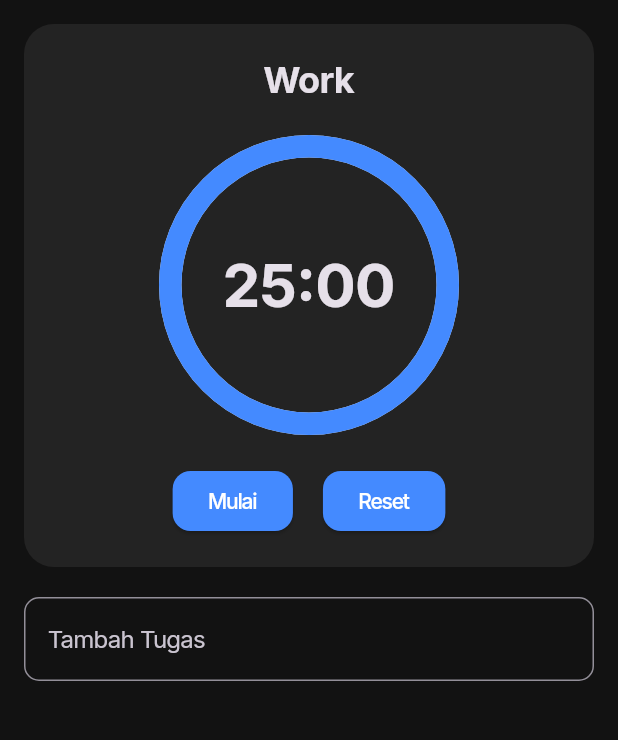
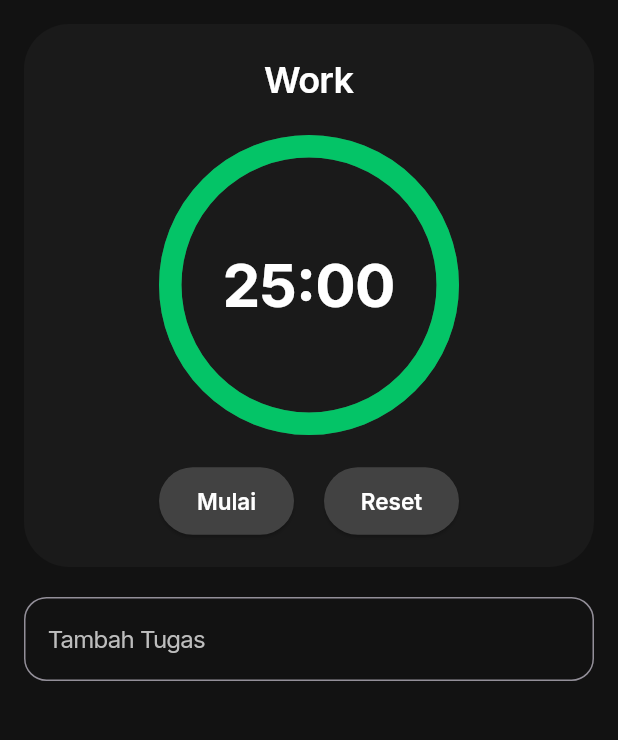
Before and after one commit to MuhammadDafaAlvin/timenest, a Flutter app: the screen it shows after launch, on a phone screen of 412 x 824 dp, the part 84-824 px from its top. Run offline on Flutter 3.47's test engine with Material 3 defaults, Android fonts, the phone set to English and light mode, and no system bars; drawn by our look-alikes of percent_indicator; our stand-ins replace fl_chart, flutter_local_notifications, google_fonts, shared_preferences.

Commit message:
style(ui): update background colors for task cards, buttons, and statistics page

```diff
--- a/lib/providers/timer_provider.dart
+++ b/lib/providers/timer_provider.dart
@@ -6,9 +6,9 @@ import '../models/task.dart';
 import 'dart:convert';
 
 class TimerProvider with ChangeNotifier {
-  int _workDuration = 25 * 60; // 25 menit dalam detik
-  int _shortBreak = 5 * 60; // 5 menit
-  int _longBreak = 15 * 60; // 15 menit
+  final int _workDuration = 25 * 60; // 25 menit dalam detik
+  final int _shortBreak = 5 * 60; // 5 menit
+  final int _longBreak = 15 * 60; // 15 menit
   int _timeLeft = 25 * 60;
   bool _isRunning = false;
   String _currentMode = 'Work';
--- a/lib/screens/home_screen.dart
+++ b/lib/screens/home_screen.dart
@@ -1,11 +1,21 @@
 import 'package:flutter/material.dart';
 import 'package:provider/provider.dart';
 import 'package:percent_indicator/circular_percent_indicator.dart';
+import 'package:google_fonts/google_fonts.dart';
 import '../providers/timer_provider.dart';
 import '../widgets/task_card.dart';
 
 class HomeScreen extends StatelessWidget {
   const HomeScreen({super.key});
+
+  static final buttonStyle = ElevatedButton.styleFrom(
+    foregroundColor: Colors.white,
+    backgroundColor: Colors.grey[800],
+    minimumSize: const Size(90, 45),
+    padding: const EdgeInsets.symmetric(horizontal: 15, vertical: 10),
+    shape: RoundedRectangleBorder(borderRadius: BorderRadius.circular(100)),
+    textStyle: GoogleFonts.inter(fontSize: 15, fontWeight: FontWeight.w600),
+  );
 
   @override
   Widget build(BuildContext context) {
@@ -16,6 +26,7 @@ class HomeScreen extends StatelessWidget {
     return Scaffold(
       appBar: AppBar(
         title: const Text('TimeNest'),
+        backgroundColor: Colors.grey[900],
         actions: [
           IconButton(
             icon: const Icon(Icons.bar_chart),
@@ -33,13 +44,8 @@ class HomeScreen extends StatelessWidget {
           children: [
             Container(
               decoration: BoxDecoration(
-                color: const Color.fromARGB(
-                  0,
-                  52,
-                  51,
-                  51,
-                ).withAlpha((0.5 * 255).round()),
-                borderRadius: BorderRadius.circular(20),
+                color: Colors.grey[900]!.withAlpha((0.5 * 255).round()),
+                borderRadius: BorderRadius.circular(30),
               ),
               child: Padding(
                 padding: const EdgeInsets.all(20.0),
@@ -47,9 +53,10 @@ class HomeScreen extends StatelessWidget {
                   children: [
                     Text(
                       timerProvider.currentMode,
-                      style: const TextStyle(
+                      style: GoogleFonts.inter(
                         fontSize: 24,
-                        fontWeight: FontWeight.bold,
+                        fontWeight: FontWeight.w600,
+                        color: Colors.white,
                       ),
                     ),
                     const SizedBox(height: 20),
@@ -65,13 +72,14 @@ class HomeScreen extends StatelessWidget {
                               : 15 * 60),
                       center: Text(
                         '$minutes:$seconds',
-                        style: const TextStyle(
+                        style: GoogleFonts.inter(
                           fontSize: 40,
                           fontWeight: FontWeight.bold,
+                          color: Colors.white,
                         ),
                       ),
-                      progressColor: Colors.blueAccent,
-                      backgroundColor: Colors.grey[300]!,
+                      progressColor: const Color.fromARGB(255, 4, 196, 103),
+                      backgroundColor: Colors.grey[800]!,
                     ),
                     const SizedBox(height: 20),
                     Row(
@@ -82,14 +90,24 @@ class HomeScreen extends StatelessWidget {
                               timerProvider.isRunning
                                   ? timerProvider.pauseTimer
                                   : timerProvider.startTimer,
+                          style: buttonStyle,
                           child: Text(
                             timerProvider.isRunning ? 'Jeda' : 'Mulai',
+                            style: GoogleFonts.inter(
+                              fontSize: 15,
+                              fontWeight: FontWeight.w600,
+                              color: Colors.white,
+                            ),
                           ),
                         ),
                         const SizedBox(width: 20),
                         ElevatedButton(
                           onPressed: timerProvider.resetTimer,
-                          child: const Text('Reset'),
+                          style: buttonStyle,
+                          child: const Text(
+                            'Reset',
+                            style: TextStyle(color: Colors.white),
+                          ),
                         ),
                       ],
                     ),
@@ -99,10 +117,12 @@ class HomeScreen extends StatelessWidget {
             ),
             const SizedBox(height: 20),
             TextField(
-              decoration: const InputDecoration(
+              style: GoogleFonts.inter(color: Colors.white),
+              decoration: InputDecoration(
                 labelText: 'Tambah Tugas',
-                border: OutlineInputBorder(
-                  borderRadius: BorderRadius.all(Radius.circular(10.0)),
+                labelStyle: GoogleFonts.inter(color: Colors.grey[400]),
+                border: const OutlineInputBorder(
+                  borderRadius: BorderRadius.all(Radius.circular(15.0)),
                 ),
               ),
               onSubmitted: (value) {
--- a/lib/screens/stats_screen.dart
+++ b/lib/screens/stats_screen.dart
@@ -18,7 +18,11 @@ class StatsScreen extends StatelessWidget {
           children: [
             Text(
               'Pomodoro Selesai Hari Ini: ${timerProvider.completedPomodorosToday}',
-              style: const TextStyle(fontSize: 18, fontWeight: FontWeight.bold),
+              style: const TextStyle(
+                fontSize: 18,
+                fontWeight: FontWeight.bold,
+                color: Colors.greenAccent,
+              ),
             ),
             const SizedBox(height: 20),
             SizedBox(
```
Also changed, not shown: lib/widgets/glass_container.dart (+8 -4 lines), lib/widgets/task_card.dart (+9 -4 lines).
